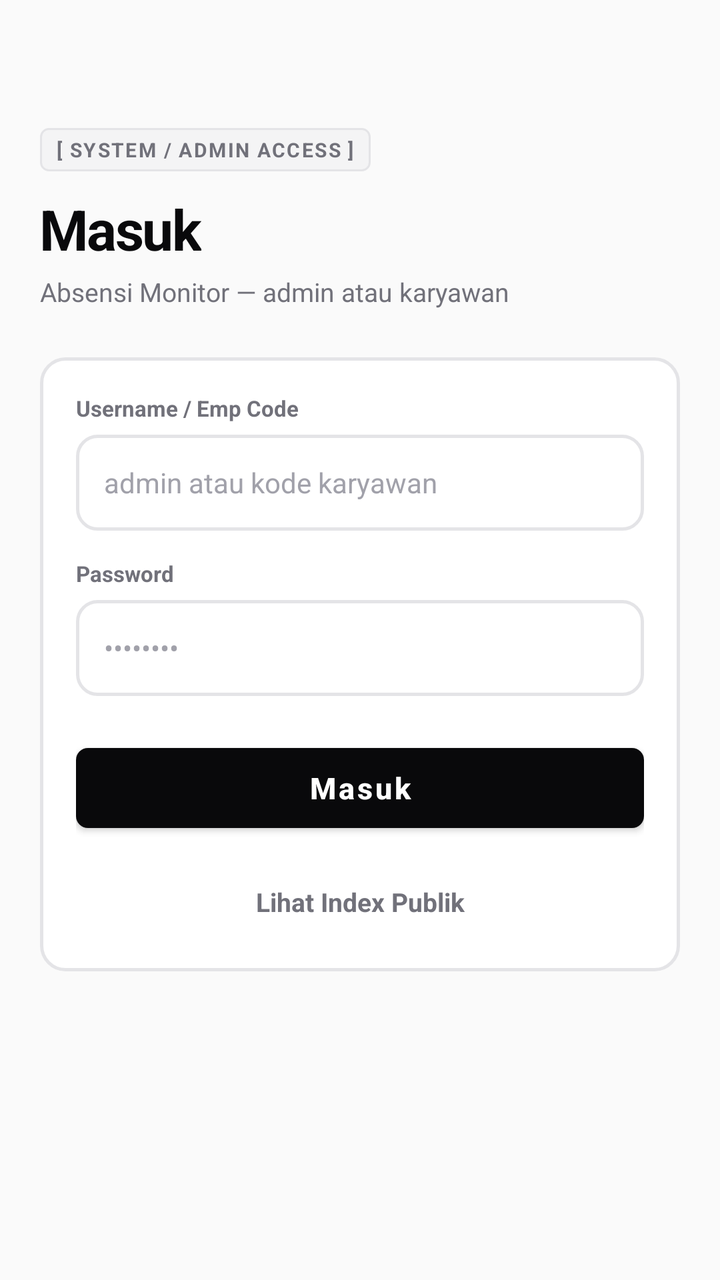
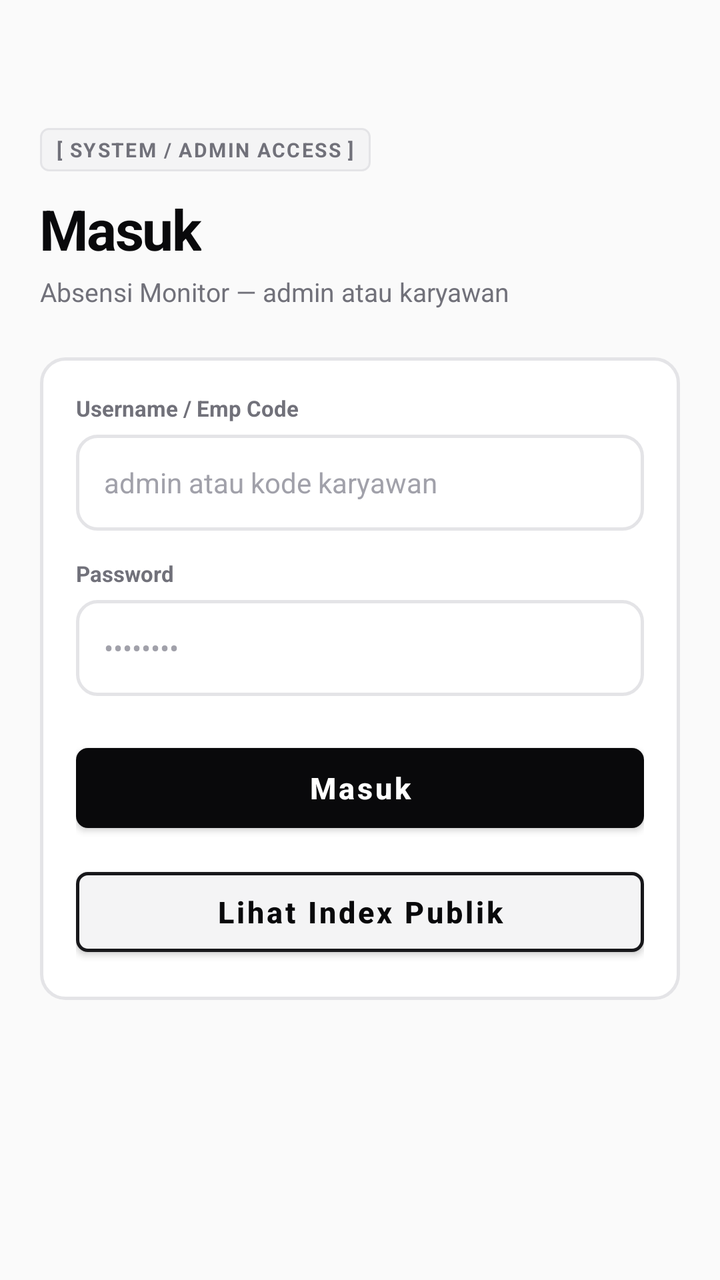

Compare the two renders of this Android layout. The source of the first and the diff that turns it into the second are given below.
<!-- AndroidManifest.xml: application theme Theme.Absensi -->
<!-- res/layout/activity_login.xml -->
<?xml version="1.0" encoding="utf-8"?>
<androidx.constraintlayout.widget.ConstraintLayout
    xmlns:android="http://schemas.android.com/apk/res/android"
    xmlns:app="http://schemas.android.com/apk/res-auto"
    android:layout_width="match_parent"
    android:layout_height="match_parent"
    android:background="@color/bg_primary">

    <ScrollView
        android:layout_width="0dp"
        android:layout_height="0dp"
        app:layout_constraintBottom_toBottomOf="parent"
        app:layout_constraintEnd_toEndOf="parent"
        app:layout_constraintStart_toStartOf="parent"
        app:layout_constraintTop_toTopOf="parent">

        <LinearLayout
            android:layout_width="match_parent"
            android:layout_height="wrap_content"
            android:orientation="vertical"
            android:paddingStart="20dp"
            android:paddingTop="64dp"
            android:paddingEnd="20dp">

            <TextView
                android:layout_width="wrap_content"
                android:layout_height="wrap_content"
                android:background="@drawable/bg_tag_pill"
                android:letterSpacing="0.08"
                android:paddingStart="8dp"
                android:paddingTop="4dp"
                android:paddingEnd="8dp"
                android:paddingBottom="4dp"
                android:text="[ SYSTEM / ADMIN ACCESS ]"
                android:textColor="@color/text_secondary"
                android:textSize="10sp"
                android:textStyle="bold" />

            <TextView
                android:layout_width="wrap_content"
                android:layout_height="wrap_content"
                android:layout_marginTop="10dp"
                android:letterSpacing="-0.03"
                android:text="Masuk"
                android:textColor="@color/text_primary"
                android:textSize="28sp"
                android:textStyle="bold" />

            <TextView
                android:layout_width="wrap_content"
                android:layout_height="wrap_content"
                android:layout_marginTop="4dp"
                android:text="Absensi Monitor — admin atau karyawan"
                android:textColor="@color/text_secondary"
                android:textSize="13sp" />

            <LinearLayout
                android:layout_width="match_parent"
                android:layout_height="wrap_content"
                android:layout_marginTop="24dp"
                android:background="@drawable/bg_hero_card"
                android:orientation="vertical"
                android:padding="18dp">

                <TextView
                    android:id="@+id/tvLoginError"
                    android:layout_width="match_parent"
                    android:layout_height="wrap_content"
                    android:layout_marginBottom="4dp"
                    android:background="@drawable/bg_badge"
                    android:paddingStart="10dp"
                    android:paddingTop="8dp"
                    android:paddingEnd="10dp"
                    android:paddingBottom="8dp"
                    android:text="Username atau password salah."
                    android:textColor="@color/badge_danger_text"
                    android:textSize="12sp"
                    android:textStyle="bold"
                    android:visibility="gone" />

                <TextView
                    android:layout_width="wrap_content"
                    android:layout_height="wrap_content"
                    android:text="Username / Emp Code"
                    android:textColor="@color/text_secondary"
                    android:textSize="11sp"
                    android:textStyle="bold" />

                <EditText
                    android:id="@+id/etUsername"
                    android:layout_width="match_parent"
                    android:layout_height="48dp"
                    android:layout_marginTop="6dp"
                    android:background="@drawable/bg_search"
                    android:hint="admin atau kode karyawan"
                    android:inputType="text"
                    android:paddingStart="14dp"
                    android:paddingEnd="14dp"
                    android:singleLine="true"
                    android:textColor="@color/text_primary"
                    android:textColorHint="@color/text_tertiary"
                    android:textSize="14sp" />

                <TextView
                    android:layout_width="wrap_content"
                    android:layout_height="wrap_content"
                    android:layout_marginTop="14dp"
                    android:text="Password"
                    android:textColor="@color/text_secondary"
                    android:textSize="11sp"
                    android:textStyle="bold" />

                <EditText
                    android:id="@+id/etPassword"
                    android:layout_width="match_parent"
                    android:layout_height="48dp"
                    android:layout_marginTop="6dp"
                    android:background="@drawable/bg_search"
                    android:hint="••••••••"
                    android:imeOptions="actionDone"
                    android:inputType="textPassword"
                    android:paddingStart="14dp"
                    android:paddingEnd="14dp"
                    android:singleLine="true"
                    android:textColor="@color/text_primary"
                    android:textColorHint="@color/text_tertiary"
                    android:textSize="14sp" />

                <com.google.android.material.button.MaterialButton
                    android:id="@+id/btnLogin"
                    android:layout_width="match_parent"
                    android:layout_height="52dp"
                    android:layout_marginTop="20dp"
                    android:text="Masuk"
                    android:textAllCaps="false"
                    android:textSize="15sp"
                    android:textStyle="bold"
                    app:cornerRadius="6dp"
                    app:backgroundTint="@color/accent" />

                <TextView
                    android:id="@+id/btnPublic"
                    android:layout_width="match_parent"
                    android:layout_height="wrap_content"
                    android:layout_marginTop="14dp"
                    android:gravity="center"
                    android:padding="8dp"
                    android:text="Lihat Index Publik"
                    android:textColor="@color/text_secondary"
                    android:textSize="13sp"
                    android:textStyle="bold" />
            </LinearLayout>
        </LinearLayout>
    </ScrollView>
</androidx.constraintlayout.widget.ConstraintLayout>
<!-- resources referenced by this layout -->
<resources>
  <color name="accent">#09090B</color>
  <color name="badge_danger_text">#DC2626</color>
  <color name="bg_primary">#FAFAFA</color>
  <color name="text_primary">#09090B</color>
  <color name="text_secondary">#71717A</color>
  <color name="text_tertiary">#A1A1AA</color>
  <!-- drawable bg_badge (drawable) -->
  <?xml version="1.0" encoding="utf-8"?>
  <shape xmlns:android="http://schemas.android.com/apk/res/android"
      android:shape="rectangle">
      <solid android:color="@color/badge_danger_bg" />
      <corners android:radius="6dp" />
      <stroke android:width="1.5dp" android:color="@color/badge_danger_border" />
  </shape>
  <!-- drawable bg_hero_card (drawable) -->
  <?xml version="1.0" encoding="utf-8"?>
  <shape xmlns:android="http://schemas.android.com/apk/res/android"
      android:shape="rectangle">
      <solid android:color="@color/surface" />
      <corners android:radius="12dp" />
      <stroke android:width="1.5dp" android:color="@color/border_crisp" />
  </shape>
  <!-- drawable bg_search (drawable) -->
  <?xml version="1.0" encoding="utf-8"?>
  <shape xmlns:android="http://schemas.android.com/apk/res/android"
      android:shape="rectangle">
      <solid android:color="@color/search_bg" />
      <corners android:radius="10dp" />
      <stroke android:width="1.5dp" android:color="@color/search_stroke" />
  </shape>
  <!-- drawable bg_tag_pill (drawable) -->
  <?xml version="1.0" encoding="utf-8"?>
  <shape xmlns:android="http://schemas.android.com/apk/res/android"
      android:shape="rectangle">
      <solid android:color="@color/accent_light" />
      <corners android:radius="4dp" />
      <stroke android:width="1dp" android:color="@color/border_crisp" />
  </shape>
  <style name="Theme.Absensi" parent="Theme.MaterialComponents.Light.NoActionBar">
          <item name="android:windowBackground">@color/bg_primary</item>
          <item name="colorPrimary">@color/accent</item>
          <item name="colorPrimaryDark">@color/primary_dark</item>
          <item name="android:statusBarColor">@color/surface</item>
          <item name="android:windowLightStatusBar">true</item>
          <item name="colorAccent">@color/accent</item>
      </style>
  <color name="badge_danger_bg">#FEF2F2</color>
  <color name="badge_danger_border">#FCA5A5</color>
  <color name="surface">#FFFFFF</color>
  <color name="border_crisp">#E4E4E7</color>
  <color name="search_bg">#FFFFFF</color>
  <color name="search_stroke">#E4E4E7</color>
  <color name="accent_light">#F4F4F5</color>
  <color name="primary_dark">#09090B</color>
</resources>

<!-- the commit's change to res/layout/activity_login.xml (unified diff, before → after) -->
@@ -138,17 +138,20 @@
                     app:cornerRadius="6dp"
                     app:backgroundTint="@color/accent" />
 
-                <TextView
+                <com.google.android.material.button.MaterialButton
                     android:id="@+id/btnPublic"
                     android:layout_width="match_parent"
-                    android:layout_height="wrap_content"
-                    android:layout_marginTop="14dp"
-                    android:gravity="center"
-                    android:padding="8dp"
+                    android:layout_height="52dp"
+                    android:layout_marginTop="10dp"
                     android:text="Lihat Index Publik"
-                    android:textColor="@color/text_secondary"
-                    android:textSize="13sp"
-                    android:textStyle="bold" />
+                    android:textAllCaps="false"
+                    android:textSize="15sp"
+                    android:textStyle="bold"
+                    android:textColor="@color/text_primary"
+                    app:backgroundTint="@color/accent_light"
+                    app:cornerRadius="6dp"
+                    app:strokeColor="@color/border_dark"
+                    app:strokeWidth="1.5dp" />
             </LinearLayout>
         </LinearLayout>
     </ScrollView>
<!-- resource entries referenced after the edit -->
@@ -1,8 +1,10 @@
 <!-- resources referenced by this layout -->
 <resources>
   <color name="accent">#09090B</color>
+  <color name="accent_light">#F4F4F5</color>
   <color name="badge_danger_text">#DC2626</color>
   <color name="bg_primary">#FAFAFA</color>
+  <color name="border_dark">#18181B</color>
   <color name="text_primary">#09090B</color>
   <color name="text_secondary">#71717A</color>
   <color name="text_tertiary">#A1A1AA</color>
@@ -52,7 +54,6 @@
   <color name="border_crisp">#E4E4E7</color>
   <color name="search_bg">#FFFFFF</color>
   <color name="search_stroke">#E4E4E7</color>
-  <color name="accent_light">#F4F4F5</color>
   <color name="primary_dark">#09090B</color>
 </resources>
 
